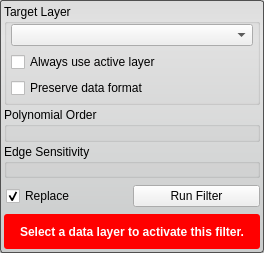
Above: src/Interface/ToolInterface/IntensityCorrectionFilterInterface.ui from rblake/seg3d2 before the change. Below: the same form after it.
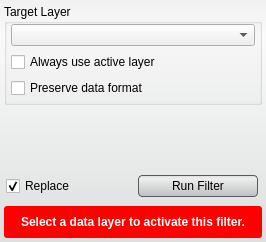
That is the form after the change. Custom widgets are drawn as their Qt base class.

What changed in the file:
```diff
--- a/src/Interface/ToolInterface/IntensityCorrectionFilterInterface.ui
+++ b/src/Interface/ToolInterface/IntensityCorrectionFilterInterface.ui
@@ -6,8 +6,8 @@
    <rect>
     <x>0</x>
     <y>0</y>
-    <width>264</width>
-    <height>253</height>
+    <width>266</width>
+    <height>242</height>
    </rect>
   </property>
   <property name="sizePolicy">
@@ -28,13 +28,33 @@
   <property name="styleSheet">
    <string notr="true">QWidget#IntensityCorrectionFilterInterface{
 	border-radius: 3px;
-	border: 1px solid rgb(80, 80,80);
-	background-color: qlineargradient(spread:pad, x1:0.5, y1:0, x2:0.5, y2:0.960227, stop:0 rgba(221, 221, 221, 255), stop:0.155779 rgba(228, 228, 228, 255), stop:1 rgba(202, 204, 204, 255));      
+	background-color: qlineargradient(spread:pad, x1:0.5, y1:0, x2:0.5, y2:0.960227, stop:0 rgba(241, 241, 241, 255), stop:0.155779 rgba(250, 250, 250, 255), stop:1 rgba(222, 224, 224, 255));       
+}
+
+QPushButton{
+	background-color: qlineargradient(spread:pad, x1:0.5, y1:0, x2:0.5, y2:0.960227, stop:0 rgba(221, 221, 221, 255), stop:0.155779 rgba(238, 238, 238, 255), stop:1 rgba(192, 194, 194, 255));
+	border-radius: 4px;
+	border: 1px solid rgb(90, 90, 90);
+	margin:4px;
+}
+
+QPushButton:hover{
+	background-color: qlineargradient(spread:pad, x1:0.5, y1:0, x2:0.5, y2:1, stop:0 rgba(195, 195, 195, 255), stop:0.253769 rgba(206, 206, 206, 255), stop:1 rgba(185, 185, 185, 255));
+	border-radius: 4px;
+	border: 1px solid rgb(90, 90, 90);
+	margin:4px;
+}
+
+QPushButton:pressed{
+	background-color: qlineargradient(spread:pad, x1:0.5, y1:0, x2:0.5, y2:1, stop:0 rgba(150, 150, 150, 255), stop:0.753769 rgba(206, 206, 206, 255), stop:1 rgba(185, 185, 185, 255));
+	border-radius: 4px;
+	border: 1px solid rgb(90, 90, 90);
+	margin:4px;
 }</string>
   </property>
   <layout class="QVBoxLayout" name="verticalLayout">
    <property name="spacing">
-    <number>2</number>
+    <number>4</number>
    </property>
    <property name="margin">
     <number>4</number>
@@ -124,52 +144,10 @@
     </widget>
    </item>
    <item>
-    <widget class="QGroupBox" name="groupBox">
-     <property name="title">
-      <string>Polynomial Order</string>
-     </property>
-     <layout class="QHBoxLayout" name="horizontalLayout_2">
-      <property name="leftMargin">
-       <number>4</number>
-      </property>
-      <property name="topMargin">
-       <number>2</number>
-      </property>
-      <property name="rightMargin">
-       <number>4</number>
-      </property>
-      <property name="bottomMargin">
-       <number>4</number>
-      </property>
-      <item>
-       <widget class="QtUtils::QtSliderIntCombo" name="order_" native="true"/>
-      </item>
-     </layout>
-    </widget>
+    <widget class="QtUtils::QtSliderIntCombo" name="order_" native="true"/>
    </item>
    <item>
-    <widget class="QGroupBox" name="groupBox_2">
-     <property name="title">
-      <string>Edge Sensitivity</string>
-     </property>
-     <layout class="QHBoxLayout" name="horizontalLayout_3">
-      <property name="leftMargin">
-       <number>4</number>
-      </property>
-      <property name="topMargin">
-       <number>2</number>
-      </property>
-      <property name="rightMargin">
-       <number>4</number>
-      </property>
-      <property name="bottomMargin">
-       <number>4</number>
-      </property>
-      <item>
-       <widget class="QtUtils::QtSliderDoubleCombo" name="edge_" native="true"/>
-      </item>
-     </layout>
-    </widget>
+    <widget class="QtUtils::QtSliderDoubleCombo" name="edge_" native="true"/>
    </item>
    <item>
     <widget class="QWidget" name="replaceRunWidget" native="true">
@@ -213,6 +191,12 @@
       </item>
       <item>
        <widget class="QPushButton" name="runFilterButton">
+        <property name="minimumSize">
+         <size>
+          <width>0</width>
+          <height>30</height>
+         </size>
+        </property>
         <property name="text">
          <string>Run Filter</string>
         </property>
@@ -266,23 +250,23 @@
   </layout>
  </widget>
  <customwidgets>
+  <customwidget>
+   <class>QtUtils::QtSliderDoubleCombo</class>
+   <extends>QWidget</extends>
+   <header location="global">QtUtils/Widgets/QtSliderDoubleCombo.h</header>
+   <container>1</container>
+  </customwidget>
+  <customwidget>
+   <class>QtUtils::QtSliderIntCombo</class>
+   <extends>QWidget</extends>
+   <header location="global">QtUtils/Widgets/QtSliderIntCombo.h</header>
+   <container>1</container>
+  </customwidget>
   <customwidget>
    <class>QtUtils::QtDropableComboBox</class>
    <extends>QComboBox</extends>
    <header location="global">QtUtils/Widgets/QtDropableComboBox.h</header>
   </customwidget>
-  <customwidget>
-   <class>QtUtils::QtSliderIntCombo</class>
-   <extends>QWidget</extends>
-   <header location="global">QtUtils/Widgets/QtSliderIntCombo.h</header>
-   <container>1</container>
-  </customwidget>
-  <customwidget>
-   <class>QtUtils::QtSliderDoubleCombo</class>
-   <extends>QWidget</extends>
-   <header location="global">QtUtils/Widgets/QtSliderDoubleCombo.h</header>
-   <container>1</container>
-  </customwidget>
  </customwidgets>
  <resources/>
  <connections/>
```
